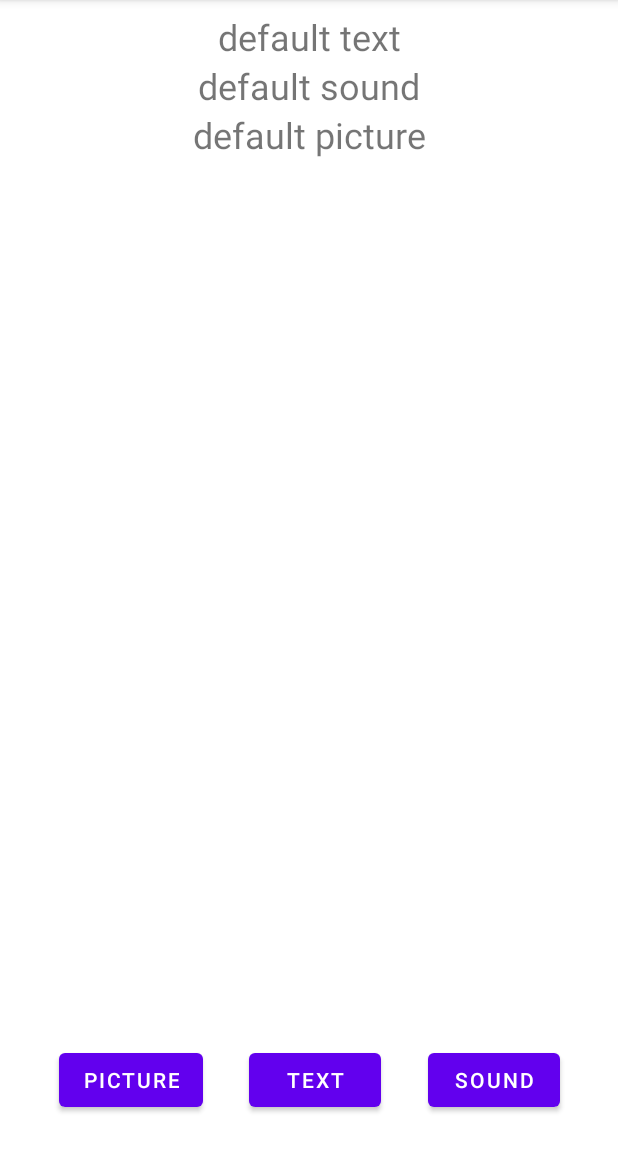
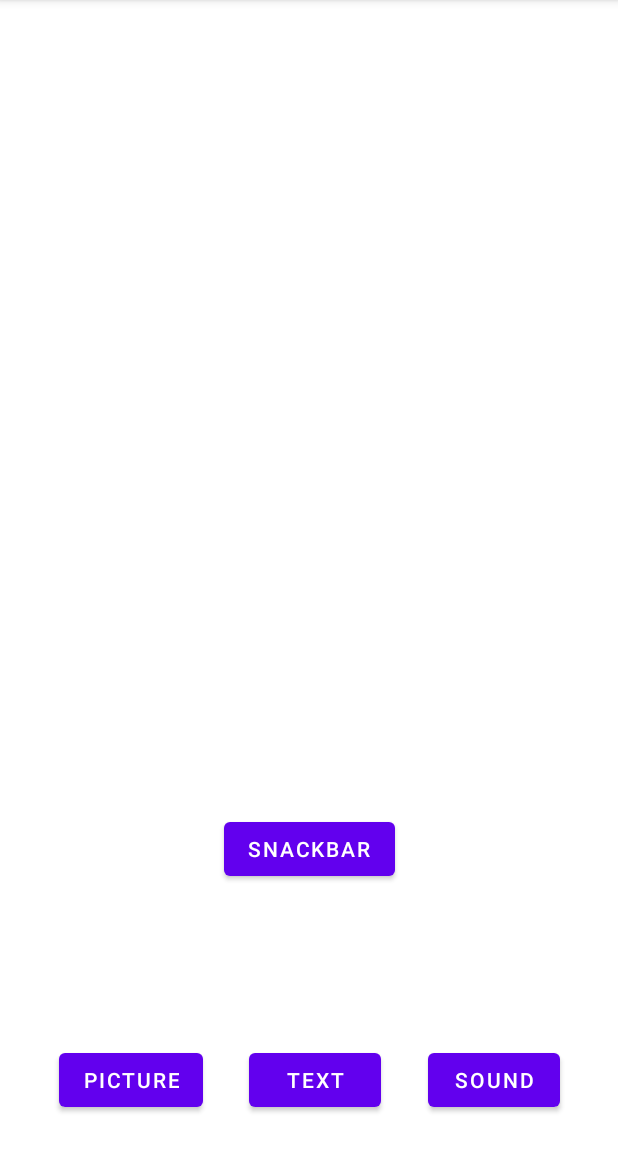
Before and after one commit to rpezzuti/KotlinButton, an Android app: the screen it shows after launch (MainActivity), on a phone screen of 412 x 824 dp, the part 84-1236 px from its top. Run offline under Robolectric (Android 15) with nearby library versions, the phone set to English and light mode, and no system bars; our stand-ins replace Room's generated code, data binding.

Commit message:
new initial

```diff
--- a/app/build.gradle
+++ b/app/build.gradle
@@ -1,6 +1,8 @@
 plugins {
     id 'com.android.application'
     id 'kotlin-android'
+    id 'kotlin-kapt'
+    id 'androidx.navigation.safeargs'
 }
 
 android {
@@ -45,6 +47,10 @@
     implementation 'androidx.navigation:navigation-fragment-ktx:2.3.1'
     implementation 'androidx.navigation:navigation-ui-ktx:2.3.1'
     implementation 'androidx.legacy:legacy-support-v4:1.0.0'
+    implementation 'androidx.lifecycle:lifecycle-extensions:2.2.0'
     testImplementation 'junit:junit:4.13.1'
     androidTestImplementation 'androidx.test.ext:junit:1.1.2'
+
+    // Kotlin Extensions and Coroutines support for Room
+    implementation "androidx.room:room-ktx:$version_room"
 }
--- a/app/src/main/java/rhett/pezzuti/kotlinbutton/HomeFragment.kt
+++ /dev/null
@@ -1,40 +0,0 @@
-package rhett.pezzuti.kotlinbutton
-
-import android.os.Bundle
-import androidx.fragment.app.Fragment
-import android.view.LayoutInflater
-import android.view.View
-import android.view.ViewGroup
-import androidx.databinding.DataBindingUtil
-import androidx.navigation.Navigation
-import androidx.navigation.findNavController
-import androidx.navigation.fragment.findNavController
-import androidx.navigation.ui.NavigationUI
-import rhett.pezzuti.kotlinbutton.data.CurrentData
-import rhett.pezzuti.kotlinbutton.databinding.FragmentHomeBinding
-
-
-class HomeFragment : Fragment() {
-
-    private lateinit var binding: FragmentHomeBinding
-
-    private var currentButton: CurrentData = CurrentData("default text", "default sound", "default picture")
-
-    override fun onCreateView(inflater: LayoutInflater, container: ViewGroup?,
-                              savedInstanceState: Bundle?): View? {
-        binding = DataBindingUtil.inflate(
-                inflater,
-                R.layout.fragment_home,
-                container,
-                false
-        )
-
-        binding.currentDataXML = currentButton
-
-        binding.btnPicture.setOnClickListener{
-            // Navigation.findNavController(this).navigate(R.id.action_homeFragment_to_pictureFragment)
-        }
-
-        return binding.root
-    }
-}
--- a/app/src/main/java/rhett/pezzuti/kotlinbutton/data/CurrentData.kt
+++ /dev/null
@@ -1,7 +0,0 @@
-package rhett.pezzuti.kotlinbutton.data
-
-data class CurrentData(
-        var text: String = "",
-        var sound: String = "",
-        var picture: String= ""
-)
--- /dev/null
+++ b/app/src/main/java/rhett/pezzuti/kotlinbutton/database/ButtonVariables.kt
@@ -0,0 +1,21 @@
+package rhett.pezzuti.kotlinbutton.database
+
+import androidx.room.ColumnInfo
+import androidx.room.Entity
+import androidx.room.PrimaryKey
+
+@Entity (tableName = "button_presets")
+data class ButtonVariables(
+
+        @PrimaryKey(autoGenerate = true)
+        var presetId: Long = 0L,
+
+        @ColumnInfo(name = "message_text")
+        var text: String = "text",
+
+        @ColumnInfo(name = "message_sound")
+        var sound: String = "sound",
+
+        @ColumnInfo(name = "message_picture")
+        var picture: String= "picture"
+)
--- /dev/null
+++ b/app/src/main/java/rhett/pezzuti/kotlinbutton/home/HomeFragment.kt
@@ -0,0 +1,61 @@
+package rhett.pezzuti.kotlinbutton.home
+
+import android.os.Bundle
+import android.util.Log
+import androidx.fragment.app.Fragment
+import android.view.LayoutInflater
+import android.view.View
+import android.view.ViewGroup
+import androidx.databinding.DataBindingUtil
+import androidx.lifecycle.ViewModelProvider
+import androidx.navigation.findNavController
+import com.google.android.material.snackbar.Snackbar
+import rhett.pezzuti.kotlinbutton.R
+import rhett.pezzuti.kotlinbutton.database.ButtonVariables
+import rhett.pezzuti.kotlinbutton.databinding.FragmentHomeBinding
+import java.util.*
+
+private const val TAG = "HomeFragment"
+
+class HomeFragment : Fragment() {
+
+    /** Variables **/
+    private lateinit var binding: FragmentHomeBinding
+    private lateinit var viewModel: HomeViewModel
+    private lateinit var viewModelFactory: HomeViewModelFactory
+
+
+
+    /** onCreate **/
+    override fun onCreateView(inflater: LayoutInflater, container: ViewGroup?,
+                              savedInstanceState: Bundle?): View? {
+        Log.i(TAG, "onCreateView called")
+
+        binding = DataBindingUtil.inflate(
+                inflater,
+                R.layout.fragment_home,
+                container,
+                false
+        )
+
+        /** ViewModel Pipes **/
+        viewModelFactory = HomeViewModelFactory()
+        viewModel = ViewModelProvider(this, viewModelFactory).get(HomeViewModel::class.java)
+
+        /** Set binding variables **/
+        binding.buttonVariablesXML = ButtonVariables()
+        binding.homeViewModelXML  = viewModel
+
+        return binding.root
+    }
+
+
+
+
+
+    private
+    fun showSnackbar(view: View) {
+        val message = Locale.JAPAN
+        Snackbar.make(view, "$message", Snackbar.LENGTH_SHORT).show()
+    }
+}
--- /dev/null
+++ b/app/src/main/java/rhett/pezzuti/kotlinbutton/home/HomeViewModel.kt
@@ -0,0 +1,65 @@
+package rhett.pezzuti.kotlinbutton.home
+
+import android.util.Log
+import android.view.View
+import androidx.lifecycle.LiveData
+import androidx.lifecycle.MutableLiveData
+import androidx.lifecycle.ViewModel
+import com.google.android.material.snackbar.Snackbar
+import java.util.*
+
+private const val TAG = "HomeViewModel"
+
+class HomeViewModel : ViewModel() {
+
+    /** Encapsulated Variables **/
+    private val _number = MutableLiveData<Int>()
+    val number : LiveData<Int>
+        get() = _number
+
+    private val _eventChangeText = MutableLiveData<Boolean>()
+    val eventChangeText : LiveData<Boolean>
+        get() = _eventChangeText
+
+    private val _eventChangeSound = MutableLiveData<Boolean>()
+    val eventChangeSound : LiveData<Boolean>
+        get() = _eventChangeSound
+
+    private val _eventChangePicture = MutableLiveData<Boolean>()
+    val eventChangePicture : LiveData<Boolean>
+        get() = _eventChangePicture
+
+
+    /** Companion Object **/
+    companion object {
+        private const val TAG = "HomeViewModel"
+    }
+
+
+    /** Init Block **/
+    init {
+        Log.i(TAG, "Init block started")
+        _number.value = 0
+        _eventChangeText.value = false
+        _eventChangeSound.value = false
+        _eventChangePicture.value = false
+    }
+
+
+
+    /** Navigation Methods **/
+    fun onChangeText(){
+        _eventChangeText.value = true
+    }
+
+    fun onChangeSound(){
+        _eventChangeSound.value = true
+    }
+
+    fun onChangePicture(){
+        _eventChangePicture.value = true
+    }
+
+
+
+}
--- /dev/null
+++ b/app/src/main/java/rhett/pezzuti/kotlinbutton/home/HomeViewModelFactory.kt
@@ -0,0 +1,15 @@
+package rhett.pezzuti.kotlinbutton.home
+
+import androidx.lifecycle.ViewModel
+import androidx.lifecycle.ViewModelProvider
+
+class HomeViewModelFactory() : ViewModelProvider.Factory {
+
+    override fun <T : ViewModel?> create(modelClass: Class<T>): T {
+        if(modelClass.isAssignableFrom(HomeViewModel::class.java)) {
+            return HomeViewModel() as T
+        }
+        throw IllegalArgumentException("Unknown ViewModel class")
+    }
+
+}
--- a/app/src/main/res/layout/activity_main.xml
+++ b/app/src/main/res/layout/activity_main.xml
@@ -15,7 +15,7 @@
             android:name="androidx.navigation.fragment.NavHostFragment"
             android:layout_width="match_parent"
             android:layout_height="match_parent"
-            app:navGraph="@navigation/navigation"
+            app:navGraph="@navigation/main_navigation"
             app:defaultNavHost="true">
         </fragment>
     </androidx.constraintlayout.widget.ConstraintLayout>
--- a/app/src/main/res/layout/fragment_button.xml
+++ b/app/src/main/res/layout/fragment_button.xml
@@ -8,10 +8,10 @@
     <data>
         <variable
             name="data1"
-            type="rhett.pezzuti.kotlinbutton.data.CurrentData" />
+            type="rhett.pezzuti.kotlinbutton.database.ButtonVariables" />
         <variable
             name="data2"
-            type="rhett.pezzuti.kotlinbutton.data.CurrentData" />
+            type="rhett.pezzuti.kotlinbutton.database.ButtonVariables" />
     </data>
 
 <androidx.constraintlayout.widget.ConstraintLayout
--- a/app/src/main/res/layout/fragment_home.xml
+++ b/app/src/main/res/layout/fragment_home.xml
@@ -5,15 +5,19 @@
 
     <data>
         <variable
-            name="currentDataXML"
-            type="rhett.pezzuti.kotlinbutton.data.CurrentData" />
+            name="buttonVariablesXML"
+            type="rhett.pezzuti.kotlinbutton.database.ButtonVariables" />
+
+        <variable
+            name="homeViewModelXML"
+            type="rhett.pezzuti.kotlinbutton.home.HomeViewModel" />
     </data>
 
     <androidx.constraintlayout.widget.ConstraintLayout
         android:padding="8dp"
         android:layout_width="match_parent"
         android:layout_height="match_parent"
-        tools:context=".HomeFragment">
+        tools:context=".home.HomeFragment">
 
         <RelativeLayout
             android:id="@+id/LinearLayout"
@@ -89,5 +93,17 @@
             app:layout_constraintHorizontal_bias="0.5"
             app:layout_constraintStart_toEndOf="@+id/btnText" />
 
+        <Button
+            android:id="@+id/btnSnackbar"
+            android:layout_width="wrap_content"
+            android:layout_height="wrap_content"
+            android:text="@string/button_snackbar"
+            app:layout_constraintBottom_toBottomOf="parent"
+            app:layout_constraintEnd_toEndOf="parent"
+            app:layout_constraintHorizontal_bias="0.501"
+            app:layout_constraintStart_toStartOf="parent"
+            app:layout_constraintTop_toBottomOf="@+id/LinearLayout"
+            app:layout_constraintVertical_bias="0.72" />
+
     </androidx.constraintlayout.widget.ConstraintLayout>
 </layout>
--- a/app/src/main/res/layout/fragment_picture.xml
+++ b/app/src/main/res/layout/fragment_picture.xml
@@ -9,6 +9,6 @@
     <TextView
         android:layout_width="match_parent"
         android:layout_height="match_parent"
-        android:text="@string/hello_blank_fragment" />
+        android:text="welcome to the picture" />
 
 </FrameLayout>
--- a/app/src/main/res/layout/fragment_sound.xml
+++ b/app/src/main/res/layout/fragment_sound.xml
@@ -9,6 +9,6 @@
     <TextView
         android:layout_width="match_parent"
         android:layout_height="match_parent"
-        android:text="@string/hello_blank_fragment" />
+        android:text="welcome to the sound" />
 
 </FrameLayout>
--- a/app/src/main/res/navigation/navigation.xml
+++ b/app/src/main/res/navigation/main_navigation.xml
@@ -7,7 +7,7 @@
 
     <fragment
         android:id="@+id/homeFragment"
-        android:name="rhett.pezzuti.kotlinbutton.HomeFragment"
+        android:name="rhett.pezzuti.kotlinbutton.home.HomeFragment"
         android:label="fragment_home"
         tools:layout="@layout/fragment_home" >
         <action
@@ -59,6 +59,15 @@
         <action
             android:id="@+id/action_textFragment_to_homeFragment"
             app:destination="@id/homeFragment" />
+        <argument
+            android:name="text"
+            app:argType="string" />
+        <argument
+            android:name="sound"
+            app:argType="string" />
+        <argument
+            android:name="picture"
+            app:argType="string" />
     </fragment>
     <fragment
         android:id="@+id/soundFragment"
--- /dev/null
+++ b/app/src/main/res/values/dimens.xml
@@ -0,0 +1,4 @@
+<?xml version="1.0" encoding="utf-8"?>
+<resources>
+    <dimen name="text_size">16sp</dimen>
+</resources>
--- a/app/src/main/res/values/strings.xml
+++ b/app/src/main/res/values/strings.xml
@@ -5,4 +5,5 @@
     <string name="button_picture">Picture</string>
     <string name="button_text">Text</string>
     <string name="button_sound">Sound</string>
+    <string name="button_snackbar">Snackbar</string>
 </resources>
--- a/build.gradle
+++ b/build.gradle
@@ -3,14 +3,16 @@
     ext {
         kotlin_version = "1.4.10"
         version_navigation = '1.0.0'
+        version_room = '2.2.5'
     }
     repositories {
         google()
         jcenter()
     }
     dependencies {
-        classpath "com.android.tools.build:gradle:4.1.0"
+        classpath 'com.android.tools.build:gradle:4.1.1'
         classpath "org.jetbrains.kotlin:kotlin-gradle-plugin:$kotlin_version"
+        classpath "android.arch.navigation:navigation-safe-args-gradle-plugin:$version_navigation"
 
         // NOTE: Do not place your application dependencies here; they belong
         // in the individual module build.gradle files
```
Also changed, not shown: app/src/main/java/rhett/pezzuti/kotlinbutton/TextFragment.kt (+24 -44 lines), app/src/main/java/rhett/pezzuti/kotlinbutton/database/ButtonDatabase.kt (added, +14 -0 lines), app/src/main/java/rhett/pezzuti/kotlinbutton/extra/RandomCode.kt (added, +37 -0 lines), app/src/main/res/layout/fragment_text.xml (+28 -9 lines), 2 other files.
